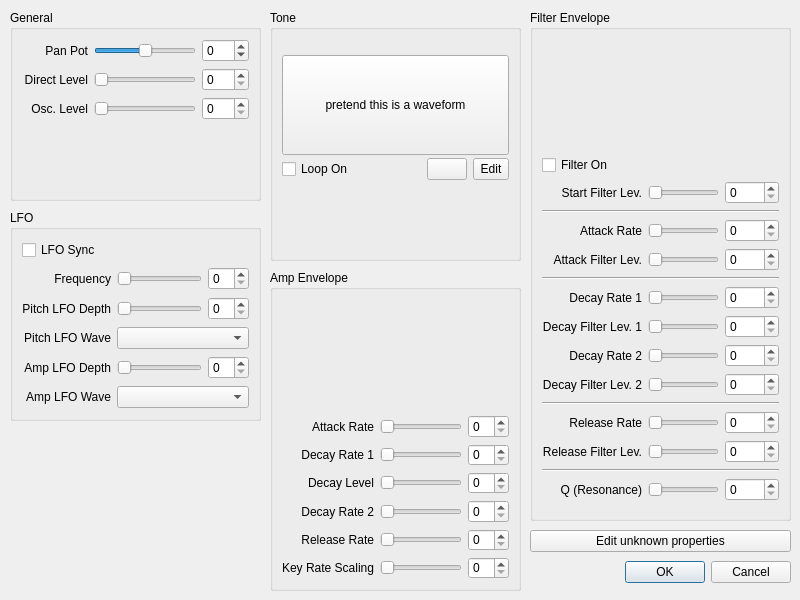
dakrk/manatools, file src/osbgui/ProgramEditor.ui: the form before one commit.
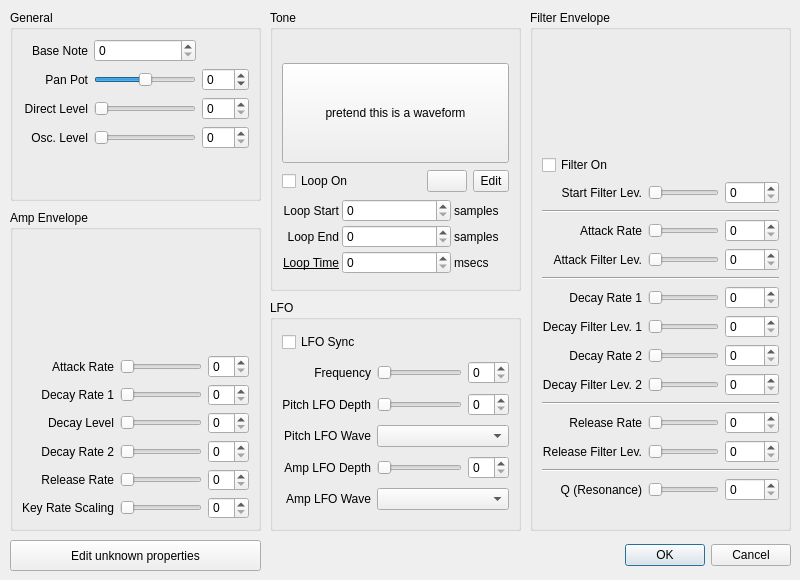
The form after the commit. Icons and pictures are not drawn. Custom widgets are drawn as their Qt base class.

Commit message: osbgui: add base note and loop time to ProgramEditor.ui

Diff of the .ui file:
```diff
--- a/src/osbgui/ProgramEditor.ui
+++ b/src/osbgui/ProgramEditor.ui
@@ -7,7 +7,7 @@
     <x>0</x>
     <y>0</y>
     <width>800</width>
-    <height>600</height>
+    <height>580</height>
    </rect>
   </property>
   <property name="windowTitle">
@@ -16,8 +16,8 @@
   <widget class="QGroupBox" name="groupAmpEnv">
    <property name="geometry">
     <rect>
-     <x>270</x>
-     <y>270</y>
+     <x>10</x>
+     <y>210</y>
      <width>251</width>
      <height>321</height>
     </rect>
@@ -231,10 +231,10 @@
   <widget class="QGroupBox" name="groupLFO">
    <property name="geometry">
     <rect>
-     <x>10</x>
-     <y>210</y>
+     <x>270</x>
+     <y>300</y>
      <width>251</width>
-     <height>211</height>
+     <height>231</height>
     </rect>
    </property>
    <property name="title">
@@ -382,7 +382,7 @@
      <x>530</x>
      <y>10</y>
      <width>261</width>
-     <height>511</height>
+     <height>521</height>
     </rect>
    </property>
    <property name="title">
@@ -796,37 +796,20 @@
     <string>General</string>
    </property>
    <layout class="QGridLayout" name="gridLayout_5">
-    <item row="5" column="0">
-     <spacer name="verticalSpacer_3">
-      <property name="orientation">
-       <enum>Qt::Orientation::Vertical</enum>
+    <item row="2" column="0" colspan="2">
+     <widget class="QLabel" name="lblDirectLevel">
+      <property name="text">
+       <string>Direct Level</string>
       </property>
-      <property name="sizeHint" stdset="0">
-       <size>
-        <width>20</width>
-        <height>40</height>
-       </size>
+      <property name="alignment">
+       <set>Qt::AlignmentFlag::AlignRight|Qt::AlignmentFlag::AlignTrailing|Qt::AlignmentFlag::AlignVCenter</set>
       </property>
-     </spacer>
-    </item>
-    <item row="1" column="5">
-     <widget class="QSpinBox" name="spinDirectLevel">
-      <property name="maximum">
-       <number>15</number>
+      <property name="buddy">
+       <cstring>spinDirectLevel</cstring>
       </property>
      </widget>
     </item>
-    <item row="0" column="5">
-     <widget class="QSpinBox" name="spinPanPot">
-      <property name="minimum">
-       <number>-15</number>
-      </property>
-      <property name="maximum">
-       <number>15</number>
-      </property>
-     </widget>
-    </item>
-    <item row="0" column="2" colspan="3">
+    <item row="1" column="2" colspan="3">
      <widget class="QSlider" name="sliderPanPot">
       <property name="minimum">
        <number>-15</number>
@@ -848,50 +831,55 @@
       </property>
      </widget>
     </item>
-    <item row="0" column="0" colspan="2">
-     <widget class="QLabel" name="lblPanPot">
-      <property name="text">
-       <string>Pan Pot</string>
-      </property>
-      <property name="alignment">
-       <set>Qt::AlignmentFlag::AlignRight|Qt::AlignmentFlag::AlignTrailing|Qt::AlignmentFlag::AlignVCenter</set>
-      </property>
-      <property name="buddy">
-       <cstring>spinPanPot</cstring>
-      </property>
-     </widget>
-    </item>
-    <item row="1" column="0" colspan="2">
-     <widget class="QLabel" name="lblDirectLevel">
-      <property name="text">
-       <string>Direct Level</string>
-      </property>
-      <property name="alignment">
-       <set>Qt::AlignmentFlag::AlignRight|Qt::AlignmentFlag::AlignTrailing|Qt::AlignmentFlag::AlignVCenter</set>
-      </property>
-      <property name="buddy">
-       <cstring>spinDirectLevel</cstring>
-      </property>
-     </widget>
-    </item>
-    <item row="1" column="2" colspan="3">
-     <widget class="QSlider" name="sliderDirectLevel">
-      <property name="maximum">
-       <number>15</number>
-      </property>
-      <property name="orientation">
-       <enum>Qt::Orientation::Horizontal</enum>
-      </property>
-     </widget>
-    </item>
     <item row="2" column="5">
+     <widget class="QSpinBox" name="spinDirectLevel">
+      <property name="maximum">
+       <number>15</number>
+      </property>
+     </widget>
+    </item>
+    <item row="3" column="5">
      <widget class="QSpinBox" name="spinOscLvl">
       <property name="maximum">
        <number>255</number>
       </property>
      </widget>
     </item>
-    <item row="2" column="0" colspan="2">
+    <item row="3" column="2" colspan="3">
+     <widget class="QSlider" name="sliderOscLvl">
+      <property name="maximum">
+       <number>255</number>
+      </property>
+      <property name="orientation">
+       <enum>Qt::Orientation::Horizontal</enum>
+      </property>
+     </widget>
+    </item>
+    <item row="0" column="2" colspan="3">
+     <widget class="QSpinBox" name="spinBaseNote">
+      <property name="maximum">
+       <number>127</number>
+      </property>
+     </widget>
+    </item>
+    <item row="2" column="2" colspan="3">
+     <widget class="QSlider" name="sliderDirectLevel">
+      <property name="maximum">
+       <number>15</number>
+      </property>
+      <property name="orientation">
+       <enum>Qt::Orientation::Horizontal</enum>
+      </property>
+     </widget>
+    </item>
+    <item row="0" column="5">
+     <widget class="QLabel" name="lblBaseNoteVal">
+      <property name="text">
+       <string/>
+      </property>
+     </widget>
+    </item>
+    <item row="3" column="0" colspan="2">
      <widget class="QLabel" name="lblOscLvl">
       <property name="toolTip">
        <string>Oscillator Level</string>
@@ -907,15 +895,54 @@
       </property>
      </widget>
     </item>
-    <item row="2" column="2" colspan="3">
-     <widget class="QSlider" name="sliderOscLvl">
+    <item row="0" column="0" colspan="2">
+     <widget class="QLabel" name="lblBaseNote">
+      <property name="text">
+       <string>Base Note</string>
+      </property>
+      <property name="alignment">
+       <set>Qt::AlignmentFlag::AlignRight|Qt::AlignmentFlag::AlignTrailing|Qt::AlignmentFlag::AlignVCenter</set>
+      </property>
+      <property name="buddy">
+       <cstring>spinBaseNote</cstring>
+      </property>
+     </widget>
+    </item>
+    <item row="1" column="5">
+     <widget class="QSpinBox" name="spinPanPot">
+      <property name="minimum">
+       <number>-15</number>
+      </property>
       <property name="maximum">
-       <number>255</number>
+       <number>15</number>
       </property>
+     </widget>
+    </item>
+    <item row="1" column="0" colspan="2">
+     <widget class="QLabel" name="lblPanPot">
+      <property name="text">
+       <string>Pan Pot</string>
+      </property>
+      <property name="alignment">
+       <set>Qt::AlignmentFlag::AlignRight|Qt::AlignmentFlag::AlignTrailing|Qt::AlignmentFlag::AlignVCenter</set>
+      </property>
+      <property name="buddy">
+       <cstring>spinPanPot</cstring>
+      </property>
+     </widget>
+    </item>
+    <item row="4" column="0">
+     <spacer name="verticalSpacer_2">
       <property name="orientation">
-       <enum>Qt::Orientation::Horizontal</enum>
+       <enum>Qt::Orientation::Vertical</enum>
       </property>
-     </widget>
+      <property name="sizeHint" stdset="0">
+       <size>
+        <width>20</width>
+        <height>40</height>
+       </size>
+      </property>
+     </spacer>
     </item>
    </layout>
   </widget>
@@ -925,7 +952,7 @@
      <x>270</x>
      <y>10</y>
      <width>251</width>
-     <height>251</height>
+     <height>281</height>
     </rect>
    </property>
    <property name="title">
@@ -1046,27 +1073,111 @@
      </widget>
     </item>
     <item>
-     <spacer name="verticalSpacer_2">
-      <property name="orientation">
-       <enum>Qt::Orientation::Vertical</enum>
+     <layout class="QGridLayout" name="gridLayout_6">
+      <property name="verticalSpacing">
+       <number>3</number>
       </property>
-      <property name="sizeHint" stdset="0">
-       <size>
-        <width>20</width>
-        <height>40</height>
-       </size>
-      </property>
-     </spacer>
+      <item row="0" column="0">
+       <widget class="QLabel" name="lblLoopStart">
+        <property name="text">
+         <string>Loop Start</string>
+        </property>
+        <property name="alignment">
+         <set>Qt::AlignmentFlag::AlignRight|Qt::AlignmentFlag::AlignTrailing|Qt::AlignmentFlag::AlignVCenter</set>
+        </property>
+        <property name="buddy">
+         <cstring>spinLoopStart</cstring>
+        </property>
+       </widget>
+      </item>
+      <item row="0" column="3">
+       <widget class="QLabel" name="label_4">
+        <property name="text">
+         <string>samples</string>
+        </property>
+       </widget>
+      </item>
+      <item row="1" column="3">
+       <widget class="QLabel" name="label_6">
+        <property name="text">
+         <string>samples</string>
+        </property>
+       </widget>
+      </item>
+      <item row="1" column="0">
+       <widget class="QLabel" name="lblLoopEnd">
+        <property name="text">
+         <string>Loop End</string>
+        </property>
+        <property name="alignment">
+         <set>Qt::AlignmentFlag::AlignRight|Qt::AlignmentFlag::AlignTrailing|Qt::AlignmentFlag::AlignVCenter</set>
+        </property>
+        <property name="buddy">
+         <cstring>spinLoopEnd</cstring>
+        </property>
+       </widget>
+      </item>
+      <item row="0" column="1" colspan="2">
+       <widget class="QSpinBox" name="spinLoopStart">
+        <property name="maximum">
+         <number>65535</number>
+        </property>
+       </widget>
+      </item>
+      <item row="1" column="1" colspan="2">
+       <widget class="QSpinBox" name="spinLoopEnd">
+        <property name="maximum">
+         <number>65535</number>
+        </property>
+       </widget>
+      </item>
+      <item row="2" column="0">
+       <widget class="QLabel" name="lblLoopTime">
+        <property name="font">
+         <font>
+          <underline>true</underline>
+         </font>
+        </property>
+        <property name="toolTip">
+         <string>The length of time in milliseconds that this will play for until a note off is fired.
+Amp envelope can be used for a fade in and fade out.</string>
+        </property>
+        <property name="text">
+         <string>Loop Time</string>
+        </property>
+        <property name="alignment">
+         <set>Qt::AlignmentFlag::AlignRight|Qt::AlignmentFlag::AlignTrailing|Qt::AlignmentFlag::AlignVCenter</set>
+        </property>
+        <property name="buddy">
+         <cstring>spinLoopTime</cstring>
+        </property>
+       </widget>
+      </item>
+      <item row="2" column="3">
+       <widget class="QLabel" name="label_5">
+        <property name="text">
+         <string>msecs</string>
+        </property>
+       </widget>
+      </item>
+      <item row="2" column="1" colspan="2">
+       <widget class="QSpinBox" name="spinLoopTime">
+        <property name="maximum">
+         <number>2147483647</number>
+        </property>
+       </widget>
+      </item>
+     </layout>
     </item>
    </layout>
   </widget>
   <widget class="QDialogButtonBox" name="buttonBox">
    <property name="geometry">
     <rect>
-     <x>520</x>
-     <y>560</y>
-     <width>271</width>
-     <height>24</height>
+     <x>540</x>
+     <y>540</y>
+     <width>251</width>
+     <height>31</height>
     </rect>
    </property>
    <property name="sizePolicy">
@@ -1085,10 +1196,10 @@
   <widget class="QPushButton" name="btnEditUnk">
    <property name="geometry">
     <rect>
-     <x>530</x>
-     <y>530</y>
-     <width>261</width>
-     <height>22</height>
+     <x>10</x>
+     <y>540</y>
+     <width>251</width>
+     <height>31</height>
     </rect>
    </property>
    <property name="text">
```
Left out of the diff: 379 changed lines with no effect on the pictures.
